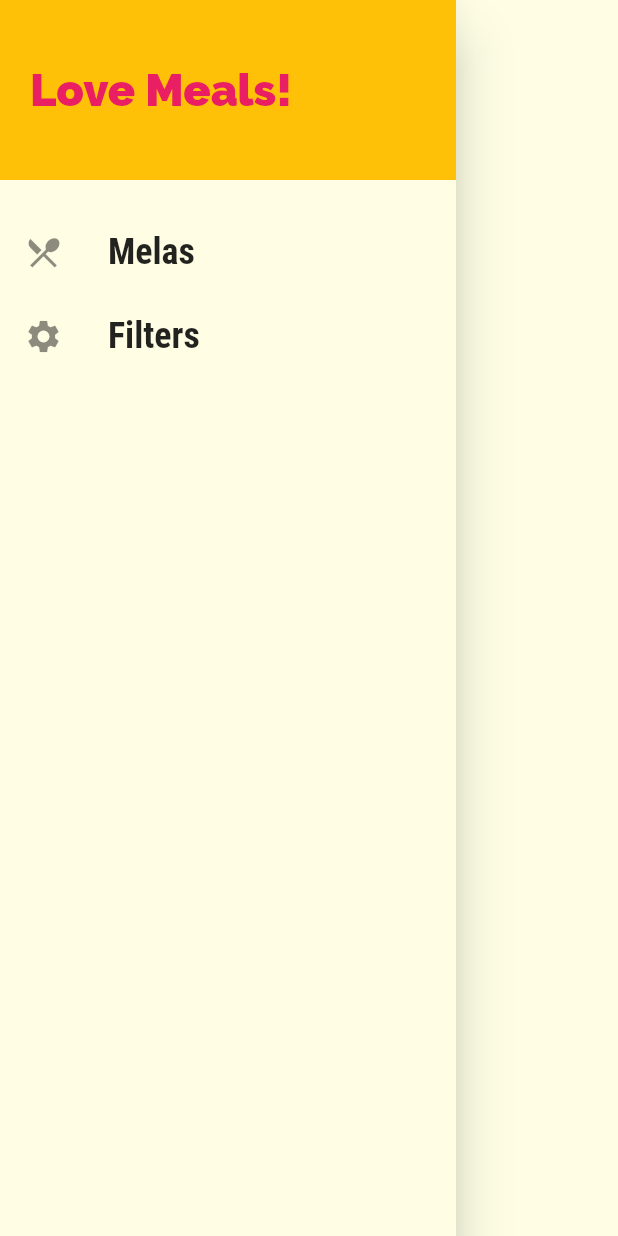
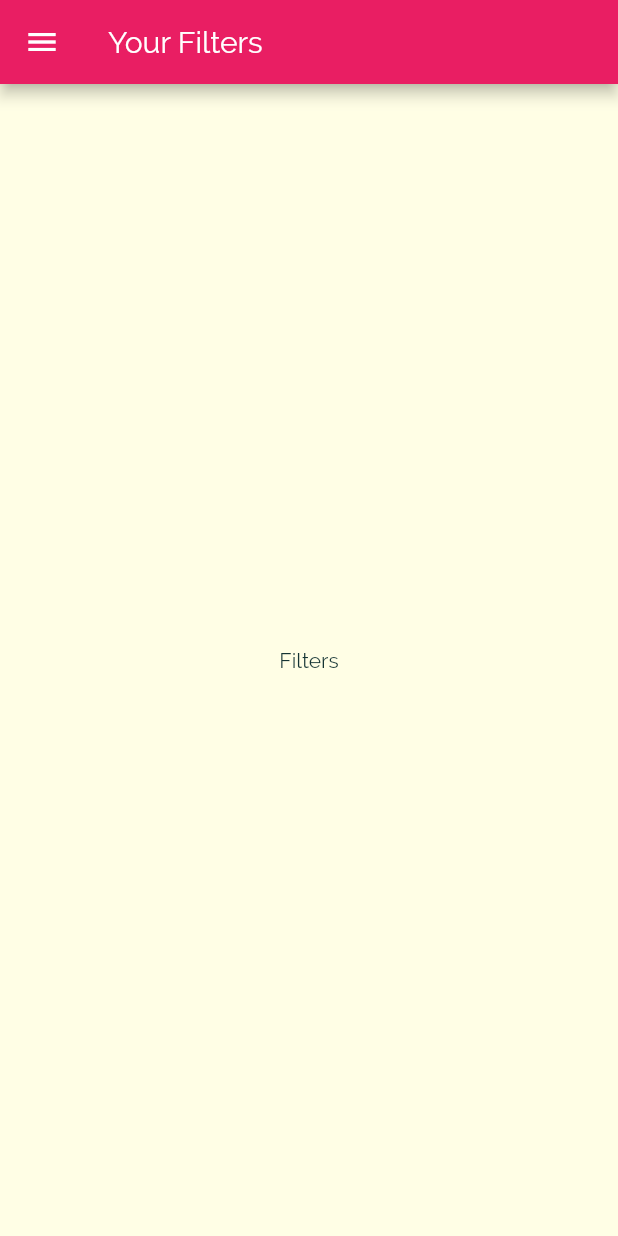
Before and after one commit to ilavisharma/Flutter-Recipes-App, a Flutter app: the MainDrawer widget shown alone on an empty page, opened directly, after a tap on "Filters", on a phone screen of 412 x 824 dp. Run offline on Flutter 3.47's test engine with Material 2 defaults, Android fonts, the phone set to English and light mode, and no system bars.

Commit message:
adding navigation to the main drawer use pushReplacementNamed to not push further on the stack instead replace it

```diff
--- a/lib/main.dart
+++ b/lib/main.dart
@@ -1,6 +1,6 @@
 import 'package:flutter/material.dart';
-import 'package:recipes/screens/categories_screen.dart';
 import 'package:recipes/screens/category_meals_screen.dart';
+import 'package:recipes/screens/filters_screen.dart';
 import 'package:recipes/screens/meal_detail_screen.dart';
 import 'package:recipes/screens/tabs_screen.dart';
 
@@ -37,6 +37,7 @@ class MyApp extends StatelessWidget {
         // use the static property
         CategoryMealsScreen.routeName: (ctx) => CategoryMealsScreen(),
         MealDetailScreen.routeName: (ctx) => MealDetailScreen(),
+        FiltersScreen.routeName: (ctx) => FiltersScreen(),
       },
       /*
        if we go to a named route that is not registered in the routes above
--- /dev/null
+++ b/lib/screens/filters_screen.dart
@@ -0,0 +1,19 @@
+import 'package:flutter/material.dart';
+import 'package:recipes/widgets/main_drawer.dart';
+
+class FiltersScreen extends StatelessWidget {
+  static const routeName = '/filters';
+
+  @override
+  Widget build(BuildContext context) {
+    return Scaffold(
+      appBar: AppBar(
+        title: Text('Your Filters'),
+      ),
+      drawer: MainDrawer(),
+      body: Center(
+        child: Text('Filters'),
+      ),
+    );
+  }
+}
--- a/lib/widgets/main_drawer.dart
+++ b/lib/widgets/main_drawer.dart
@@ -1,7 +1,8 @@
 import 'package:flutter/material.dart';
+import 'package:recipes/screens/filters_screen.dart';
 
 class MainDrawer extends StatelessWidget {
-  Widget buildListTile(String title, IconData icon) {
+  Widget buildListTile(String title, IconData icon, Function tapHandler) {
     return ListTile(
       leading: Icon(icon, size: 26),
       title: Text(
@@ -11,9 +12,7 @@ class MainDrawer extends StatelessWidget {
             fontSize: 24,
             fontWeight: FontWeight.bold),
       ),
-      onTap: () {
-        // ...
-      },
+      onTap: tapHandler,
     );
   }
 
@@ -37,8 +36,19 @@ class MainDrawer extends StatelessWidget {
             ),
           ),
           SizedBox(height: 20),
-          buildListTile('Melas', Icons.restaurant_menu),
-          buildListTile('Filters', Icons.settings),
+          buildListTile(
+            'Melas',
+            Icons.restaurant_menu,
+            () => Navigator.of(context).pushNamed('/'),
+          ),
+          buildListTile(
+            'Filters',
+            Icons.settings,
+            // replace the existing page on the stack with a new page
+            // not push on top but replace the page
+            () => Navigator.of(context)
+                .pushReplacementNamed(FiltersScreen.routeName),
+          ),
         ],
       ),
     );
```
